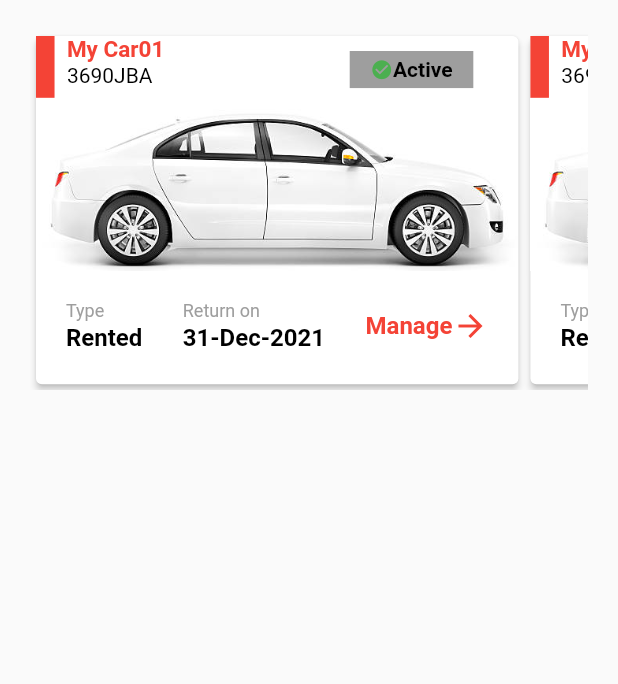
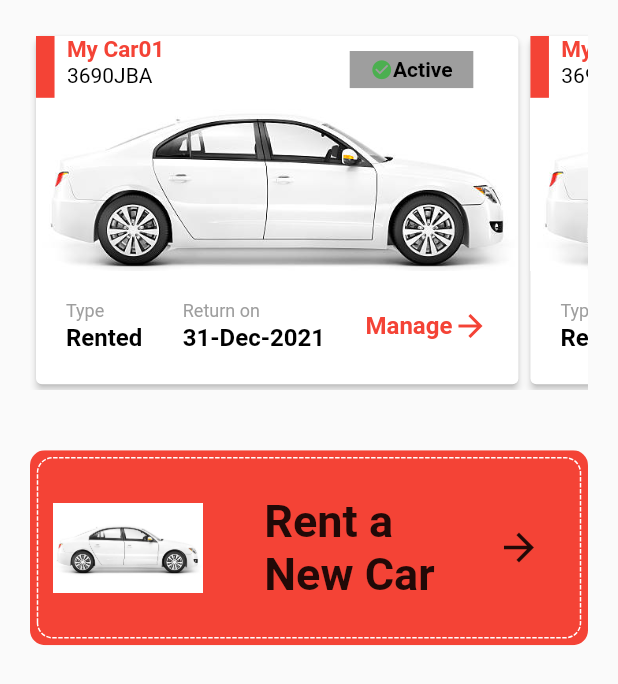
Before and after one commit to nasrinsamad19/hala_avis_car, a Flutter app: the screen it shows after launch, on a phone screen of 412 x 824 dp. Shown: the top 684 px of the screen. Run offline on Flutter 3.47's test engine with Material 2 defaults, Android fonts, the phone set to English and light mode, and no system bars; drawn by our look-alikes of dotted_border; our stand-ins replace dio, permission_handler, wakelock; missing offline and left inert: ext_storage, flutter_pdfview.

Commit message:
Added DottedlineBorder

```diff
--- a/lib/screens/home_ui.dart
+++ b/lib/screens/home_ui.dart
@@ -1,4 +1,5 @@
-
+import 'dart:ui';
+import 'package:dotted_border/dotted_border.dart';
 import 'package:flutter/cupertino.dart';
 import 'package:flutter/material.dart';
 
@@ -9,30 +10,24 @@ class HomeUi extends StatefulWidget {
 
 class _HomeUiState extends State<HomeUi> {
 
-  final List<int> numbers = [1, 2, 3, 5, 8, 13, 21, 34, 55];
-
   @override
   Widget build(BuildContext context) {
     return MaterialApp(
       home: Scaffold(
-        body: Container(
+        body: Column(
+          children: [
+            Container(
               padding: EdgeInsets.all(20),
               height: MediaQuery.of(context).size.height * 0.34,
               child:ListView.builder(
-
                   scrollDirection: Axis.horizontal,
-        itemCount: numbers.length,
+                  itemCount: 3,
                   itemBuilder: (context, index) {
                     return Container(
                       width: MediaQuery.of(context).size.width * 0.8,
-
                       child: Card(
                         elevation: 2,
-
                         child: Column(
-
-                //mainAxisSize: MainAxisSize.min,
-
                           children: <Widget>[
                             Container(
                               padding: EdgeInsets.only(right: 20),
@@ -65,7 +60,6 @@ class _HomeUiState extends State<HomeUi> {
                                   Container(
                                       padding: EdgeInsets.only(top: 10),
                                       child:  Container(
-
                                         width: MediaQuery.of(context).size.width * 0.2,
                                         height: MediaQuery.of(context).size.height * 0.03,
                                         color: Colors.grey,
@@ -80,14 +74,11 @@ class _HomeUiState extends State<HomeUi> {
                                             ),)
                                           ],
                                         ),
-
                                       )
                                   ),
-
                                 ],
                               ),
                             ),
-
                             Container(
                               constraints: BoxConstraints.expand(height: MediaQuery.of(context).size.height * 0.14,),
                               padding: EdgeInsets.only(left: 16.0,bottom: 8.0,right: 16.0),
@@ -97,7 +88,6 @@ class _HomeUiState extends State<HomeUi> {
                                       fit: BoxFit.cover
                                   )
                               ),
-
                             ),
                             Container(
                                 padding: EdgeInsets.all(20),
@@ -138,14 +128,53 @@ class _HomeUiState extends State<HomeUi> {
                                   ],
                                 )
                             ),
-
                           ],
                         ),
                       ),
                     );
                   }
-
               ),
+            ),
+                         Container(
+                           padding: EdgeInsets.all(20),
+                           child: ClipRRect(
+                             borderRadius: BorderRadius.circular(10),
+                             child: Container(
+                               padding: EdgeInsets.all(5),
+                               color: Colors.red,
+                               child: Column(
+                                 children: [
+                                   DottedBorder(
+                                       color: Colors.white,
+                                       borderType: BorderType.RRect,
+                                       padding: EdgeInsets.all(10),
+                                       radius:Radius.circular(10),
+                                       child: Row(
+                                         children: [
+                                           Image(image: AssetImage('assets/car1.jpg',),height: 100,width: 100,),
+                                           Container(
+                                             width: MediaQuery.of(context).size.width * 0.1,
+                                           ),
+                                           Column(
+                                             crossAxisAlignment: CrossAxisAlignment.start,
+                                             children: [
+                                               Text('Rent a',style: TextStyle(fontSize: 30,fontWeight: FontWeight.bold),),
+                                               Text('New Car',style: TextStyle(fontSize: 30,fontWeight: FontWeight.bold)),
+                                             ],
+                                           ),
+                                           Container(
+                                             width: MediaQuery.of(context).size.width * 0.1,
+                                           ),
+                                           Icon(Icons.arrow_forward,size: 30,)
+                                         ],
+                                       )
+                                   ),
+                                 ],
+                               ),
+                             ),
+                           ) ,
+                         ),
+                          ],
                         ),
         ),
     );
--- a/pubspec.yaml
+++ b/pubspec.yaml
@@ -23,6 +23,7 @@ environment:
 dependencies:
   contacts_service: ^0.3.10
   intl: ^0.16.1
+  dotted_border: ^1.0.7
 
 
   flutter:
```
Also changed, not shown: pubspec.lock. Lines whose indentation alone changed are shown as unchanged.
